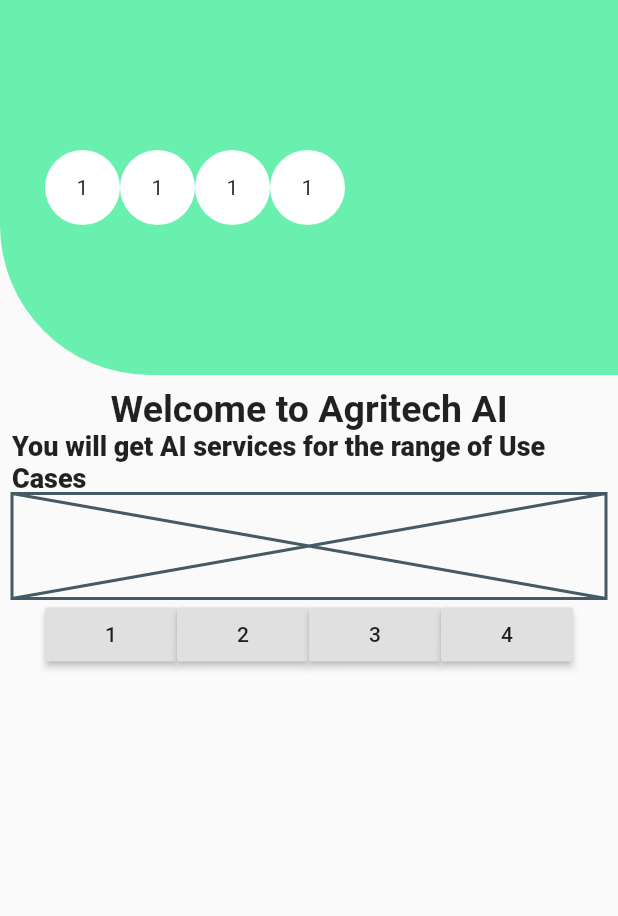
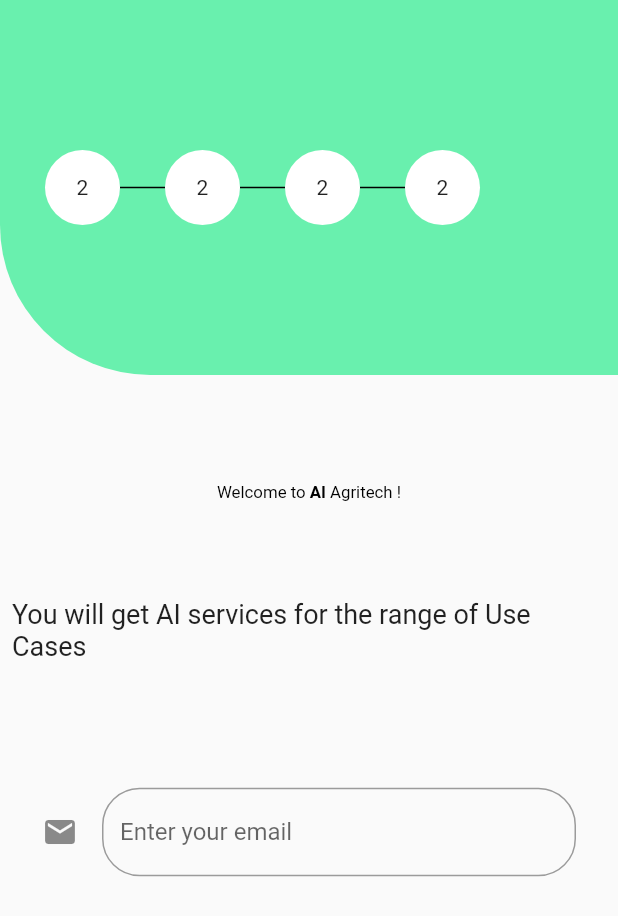
Before and after one commit to vipulpandey/gin-finans, a Flutter app: the screen it shows after launch, on a phone screen of 412 x 824 dp. Shown: the top 916 px of the screen. Run offline on Flutter 3.47's test engine with Material 2 defaults, Android fonts, the phone set to English and light mode, and no system bars.

Commit message:
added first screen

```diff
--- a/lib/main.dart
+++ b/lib/main.dart
@@ -35,7 +35,7 @@ class MyHomePage extends StatelessWidget {
   Widget build(BuildContext context) {
     return Scaffold(
       // appBar: AppBar(title : Text("Home")),
-      body: Center(
+      body: SingleChildScrollView(
         child: Column(
           children: <Widget>[
             Stack(
@@ -53,10 +53,14 @@ class MyHomePage extends StatelessWidget {
                   top: 100,
                   left: 30,
                   child: Row(
+                    mainAxisAlignment: MainAxisAlignment.spaceBetween,
                     children: [
                       CircularInd(),
+                      AddLine(),
                       CircularInd(),
+                      AddLine(),
                       CircularInd(),
+                      AddLine(),
                       CircularInd()
                     ],
                   ),
@@ -68,28 +72,55 @@ class MyHomePage extends StatelessWidget {
               child: Column(
                 mainAxisAlignment: MainAxisAlignment.spaceBetween,
                 children: <Widget>[
-                  Text(
-                    "Welcome to Agritech AI",
-                    style: TextStyle(fontSize: 25, fontWeight: FontWeight.bold),
+                  Container(
+                    width: MediaQuery.of(context).size.width,
+                    height: MediaQuery.of(context).size.height * 0.3,
+                    child: Column(
+                        mainAxisAlignment: MainAxisAlignment.spaceEvenly,
+                        children: <Widget>[
+                          RichText(
+                            textScaleFactor: 0.8,
+                            text: TextSpan(
+                              text: 'Welcome to ',
+                              style: TextStyle(color: Colors.black),
+                              children: <TextSpan>[
+                                TextSpan(text: 'AI', style: TextStyle(color: Colors.black,fontWeight: FontWeight.bold)),
+                                TextSpan(text: ' Agritech !'),
+                              ],
+                            ),
+                          ),
+                          Text(
+                            "You will get AI services for the range of Use Cases",
+                            textAlign: TextAlign.left,
+                            style: TextStyle(
+                                fontSize: 18, fontWeight: FontWeight.normal),
+                          ),
+                        ]),
                   ),
-                  Center(
-                    child: Text(
-                      "You will get AI services for the range of Use Cases",
-                      style:
-                          TextStyle(fontSize: 18, fontWeight: FontWeight.w900),
+
+                  Padding(
+                    padding: const EdgeInsets.all(20.0),
+                    child: new TextFormField(
+                      decoration: new InputDecoration(
+                          icon: Icon(Icons.email),
+                          hintText: "Enter your email",
+                          fillColor: Colors.white,
+                          border: new OutlineInputBorder(
+                            borderRadius: new BorderRadius.circular(25.0),
+                          )),
+                      validator: (String value) {
+                        return value.contains("@") ? '@ is present' : null;
+                      },
                     ),
                   ),
-                  Placeholder(
-                    fallbackHeight: 70,
-                  ),
-                  Wrap(
-                    children: <Widget>[
-                      RectButton(label: "1",),
-                      RectButton(label: "2",),
-                      RectButton(label: "3",),
-                      RectButton(label: "4",)
-                    ],
-                  )
+                  // Wrap(
+                  //   children: <Widget>[
+                  //     RectButton(label: "1",),
+                  //     RectButton(label: "2",),
+                  //     RectButton(label: "3",),
+
+                  //   ],
+                  // )
                 ],
               ),
             )
@@ -130,7 +161,18 @@ class _CircularIndState extends State<CircularInd> {
         borderRadius: BorderRadius.circular(50),
         color: Colors.white,
       ),
-      child: Text("1"),
+      child: Text("2"),
+    );
+  }
+}
+
+class AddLine extends StatelessWidget {
+  @override
+  Widget build(BuildContext context) {
+    return Container(
+      height: 1.0,
+      width: 30.0,
+      color: Colors.black,
     );
   }
 }
```
